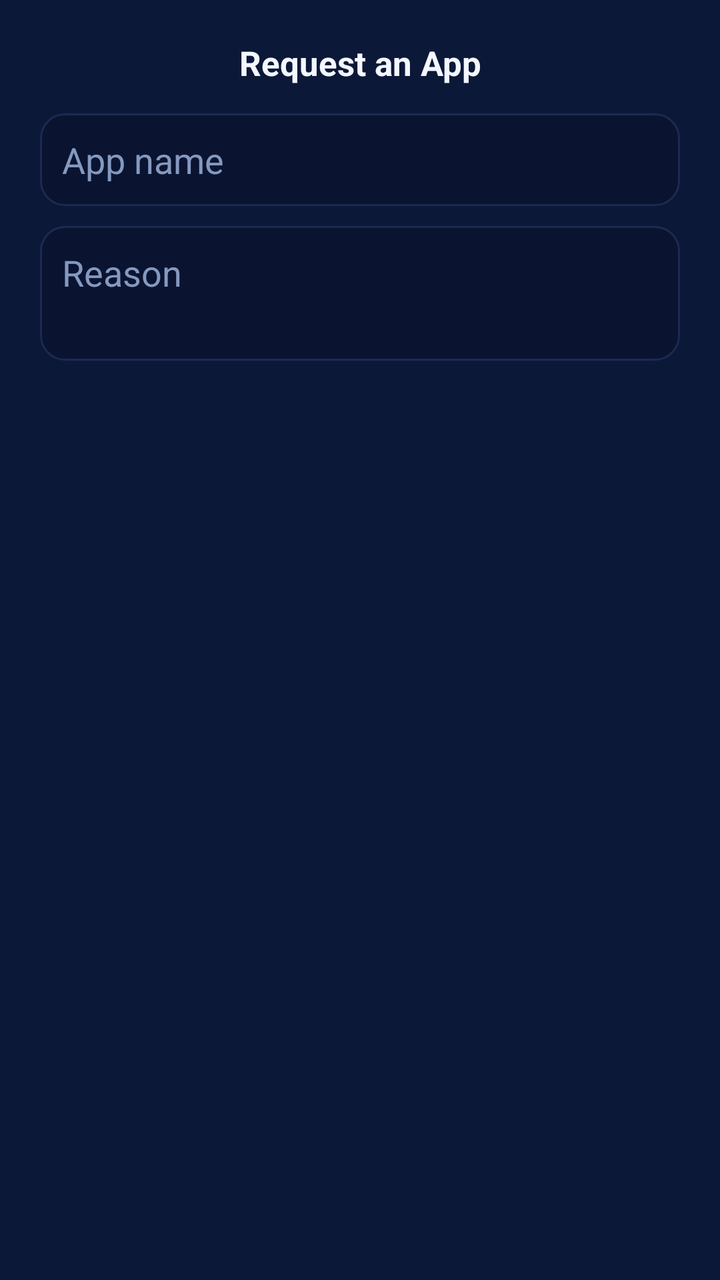
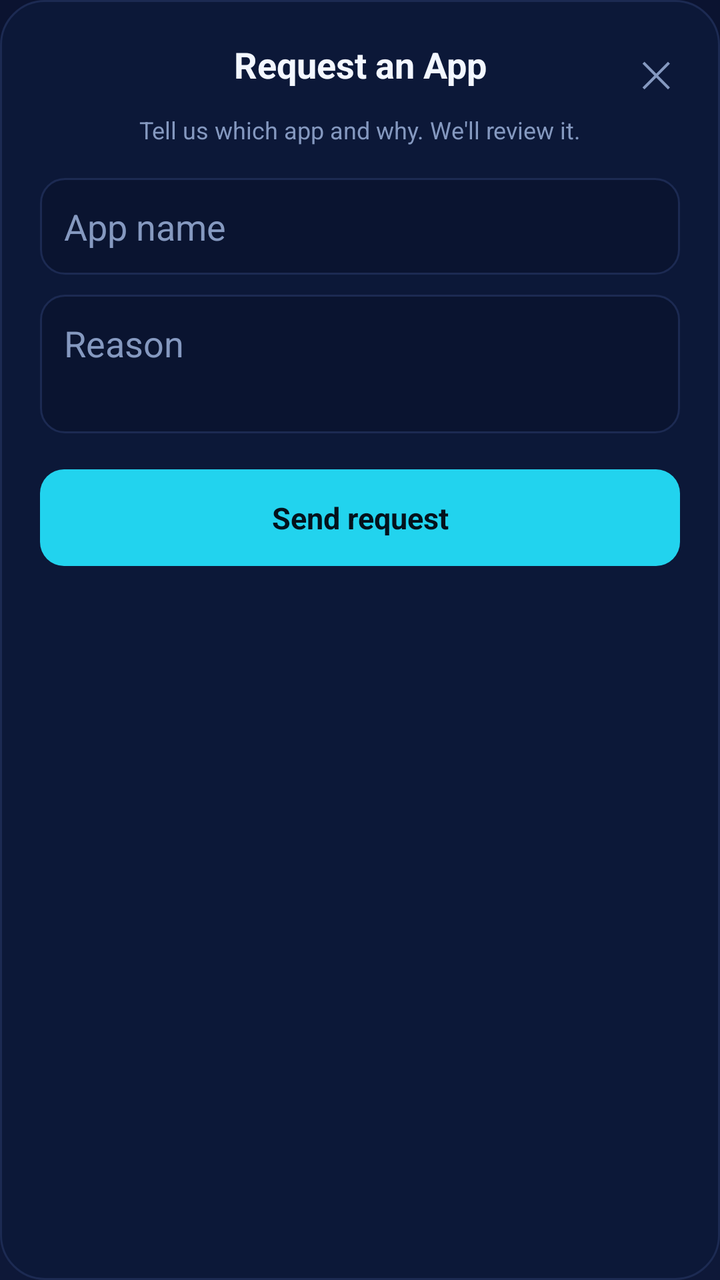

Two renders of the same Android screen: before a commit and after it. Below are the layout's source before the change and the commit's diff.
<!-- AndroidManifest.xml: application theme Theme.KosherTechHub -->
<!-- res/layout/dialog_request.xml -->
<?xml version="1.0" encoding="utf-8"?>
<LinearLayout xmlns:android="http://schemas.android.com/apk/res/android"
    android:layout_width="match_parent"
    android:layout_height="wrap_content"
    android:orientation="vertical"
    android:padding="20dp"
    android:background="@color/card">

    <TextView
        android:layout_width="match_parent"
        android:layout_height="wrap_content"
        android:text="Request an App"
        android:textColor="@color/white"
        android:textStyle="bold"
        android:textSize="17sp"
        android:gravity="center"
        android:layout_marginBottom="14dp"/>

    <EditText
        android:id="@+id/reqAppName"
        android:layout_width="match_parent"
        android:layout_height="wrap_content"
        android:hint="App name"
        android:textColorHint="@color/muted"
        android:textColor="@color/white"
        android:background="@drawable/bg_search"
        android:padding="11dp"
        android:layout_marginBottom="10dp"
        android:inputType="text"
        android:importantForAutofill="no"/>

    <EditText
        android:id="@+id/reqReason"
        android:layout_width="match_parent"
        android:layout_height="wrap_content"
        android:hint="Reason"
        android:textColorHint="@color/muted"
        android:textColor="@color/white"
        android:background="@drawable/bg_search"
        android:padding="11dp"
        android:minLines="2"
        android:gravity="top"
        android:inputType="textMultiLine"
        android:importantForAutofill="no"/>
</LinearLayout>
<!-- resources referenced by this layout -->
<resources>
  <color name="card">#0C1838</color>
  <color name="muted">#8599C0</color>
  <color name="white">#F3F7FF</color>
  <!-- drawable bg_search (drawable) -->
  <?xml version="1.0" encoding="utf-8"?>
  <shape xmlns:android="http://schemas.android.com/apk/res/android" android:shape="rectangle">
      <solid android:color="#0A1430"/>
      <stroke android:width="1dp" android:color="#1C2A52"/>
      <corners android:radius="12dp"/>
  </shape>
  <style name="Theme.KosherTechHub" parent="Theme.MaterialComponents.DayNight.NoActionBar">
          <item name="android:windowBackground">@drawable/bg_root</item>
          <item name="colorPrimary">@color/cyan</item>
          <item name="colorOnPrimary">@color/black</item>
          <item name="colorAccent">@color/cyan</item>
      </style>
  <!-- drawable bg_root (drawable) -->
  <?xml version="1.0" encoding="utf-8"?>
  <shape xmlns:android="http://schemas.android.com/apk/res/android" android:shape="rectangle">
      <gradient
          android:startColor="#0B1330"
          android:endColor="#0E1838"
          android:angle="270"/>
  </shape>
  <color name="cyan">#22D3EE</color>
  <color name="black">#000000</color>
</resources>

<!-- the commit's change to res/layout/dialog_request.xml (unified diff, before → after) -->
@@ -4,17 +4,42 @@
     android:layout_height="wrap_content"
     android:orientation="vertical"
     android:padding="20dp"
-    android:background="@color/card">
+    android:background="@drawable/bg_dialog">
+
+    <FrameLayout
+        android:layout_width="match_parent"
+        android:layout_height="wrap_content">
+        <TextView
+            android:layout_width="match_parent"
+            android:layout_height="wrap_content"
+            android:text="Request an App"
+            android:textColor="@color/white"
+            android:textStyle="bold"
+            android:textSize="18sp"
+            android:gravity="center"
+            android:paddingHorizontal="24dp"/>
+        <TextView
+            android:id="@+id/closeX"
+            android:layout_width="wrap_content"
+            android:layout_height="wrap_content"
+            android:layout_gravity="end|center_vertical"
+            android:text="✕"
+            android:textColor="@color/muted"
+            android:textSize="18sp"
+            android:padding="4dp"
+            android:clickable="true"
+            android:focusable="true"/>
+    </FrameLayout>
 
     <TextView
         android:layout_width="match_parent"
         android:layout_height="wrap_content"
-        android:text="Request an App"
-        android:textColor="@color/white"
-        android:textStyle="bold"
-        android:textSize="17sp"
+        android:text="Tell us which app and why. We'll review it."
+        android:textColor="@color/muted"
+        android:textSize="12sp"
         android:gravity="center"
-        android:layout_marginBottom="14dp"/>
+        android:layout_marginTop="4dp"
+        android:layout_marginBottom="16dp"/>
 
     <EditText
         android:id="@+id/reqAppName"
@@ -24,7 +49,7 @@
         android:textColorHint="@color/muted"
         android:textColor="@color/white"
         android:background="@drawable/bg_search"
-        android:padding="11dp"
+        android:padding="12dp"
         android:layout_marginBottom="10dp"
         android:inputType="text"
         android:importantForAutofill="no"/>
@@ -37,9 +62,24 @@
         android:textColorHint="@color/muted"
         android:textColor="@color/white"
         android:background="@drawable/bg_search"
-        android:padding="11dp"
+        android:padding="12dp"
         android:minLines="2"
         android:gravity="top"
         android:inputType="textMultiLine"
         android:importantForAutofill="no"/>
+
+    <TextView
+        android:id="@+id/primaryBtn"
+        android:layout_width="match_parent"
+        android:layout_height="wrap_content"
+        android:text="Send request"
+        android:gravity="center"
+        android:textColor="#04121C"
+        android:textStyle="bold"
+        android:textSize="15sp"
+        android:paddingVertical="14dp"
+        android:background="@drawable/bg_request"
+        android:layout_marginTop="18dp"
+        android:clickable="true"
+        android:focusable="true"/>
 </LinearLayout>
<!-- resource entries referenced after the edit -->
@@ -1,8 +1,22 @@
 <!-- resources referenced by this layout -->
 <resources>
   <color name="card">#0C1838</color>
+  <color name="line">#1C2A52</color>
   <color name="muted">#8599C0</color>
   <color name="white">#F3F7FF</color>
+  <!-- drawable bg_dialog (drawable) -->
+  <?xml version="1.0" encoding="utf-8"?>
+  <shape xmlns:android="http://schemas.android.com/apk/res/android" android:shape="rectangle">
+      <solid android:color="@color/card"/>
+      <stroke android:width="1dp" android:color="@color/line"/>
+      <corners android:radius="22dp"/>
+  </shape>
+  <!-- drawable bg_request (drawable) -->
+  <?xml version="1.0" encoding="utf-8"?>
+  <shape xmlns:android="http://schemas.android.com/apk/res/android" android:shape="rectangle">
+      <solid android:color="#22D3EE"/>
+      <corners android:radius="12dp"/>
+  </shape>
   <!-- drawable bg_search (drawable) -->
   <?xml version="1.0" encoding="utf-8"?>
   <shape xmlns:android="http://schemas.android.com/apk/res/android" android:shape="rectangle">
